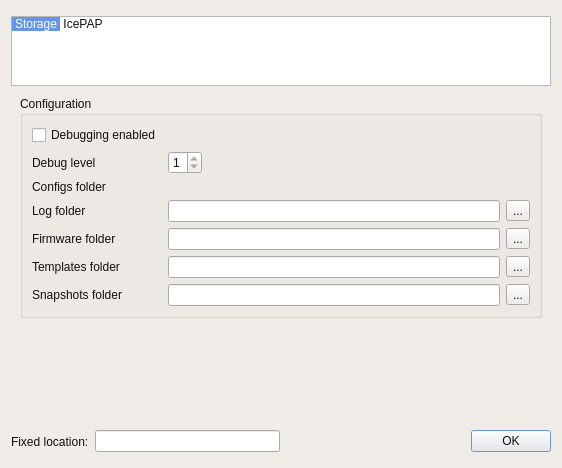
Above: icepapcms/gui/ui/dialogpreferences.ui from ALBA-Synchrotron/IcepapCMS before the change. Below: the same form after it.
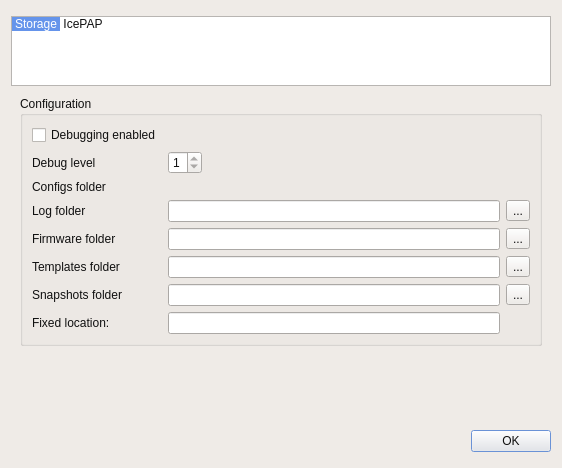
That is the form after the change. The open tabs and pages were chosen to show the change. Icons and pictures are not drawn.

Commit message: Move fixed location to icepap tab

Diff of the .ui file:
```diff
--- a/icepapcms/gui/ui/dialogpreferences.ui
+++ b/icepapcms/gui/ui/dialogpreferences.ui
@@ -1142,6 +1142,16 @@
             </property>
            </widget>
           </item>
+          <item row="9" column="0">
+           <widget class="QLabel" name="fixed_location_label">
+            <property name="text">
+             <string>Fixed location:</string>
+            </property>
+           </widget>
+          </item>
+          <item row="9" column="1" colspan="2">
+           <widget class="QLineEdit" name="txtFixedLocationEdit"/>
+          </item>
          </layout>
         </widget>
        </item>
@@ -1166,16 +1176,6 @@
      <property name="bottomMargin">
       <number>0</number>
      </property>
-     <item>
-      <widget class="QLabel" name="fixed_location_label">
-       <property name="text">
-        <string>Fixed location:</string>
-       </property>
-      </widget>
-     </item>
-     <item>
-      <widget class="QLineEdit" name="txtFixedLocationEdit"/>
-     </item>
      <item>
       <spacer>
        <property name="orientation">
```
